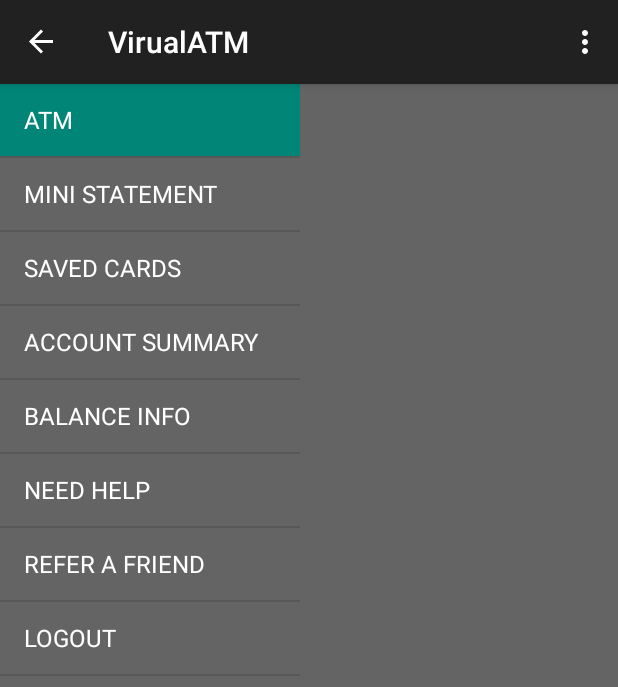
After one commit to AbhinavJain13/VirualATM, an Android app: the NavigationDrawer screen opened directly, with no data from a screen before it, on a phone screen of 412 x 824 dp. The commit adds this screen. Shown: the top 687 px of the screen. Run offline under Robolectric (Android 15) with nearby library versions, the phone set to English and light mode, and no system bars.

Commit message:
Navigation Drawer
Navigation Drawer integrated

```diff
--- a/app/src/main/AndroidManifest.xml
+++ b/app/src/main/AndroidManifest.xml
@@ -25,7 +25,10 @@
         <activity
             android:name=".LoginActivity"
             android:label="@string/title_activity_login"
-            android:theme="@style/splashScreenTheme">
+            android:theme="@style/splashScreenTheme"></activity>
+        <activity
+            android:name=".NavigationDrawer"
+            android:label="@string/title_activity_navigation_drawer">
         </activity>
     </application>
 
--- a/app/src/main/java/com/example/ramakant/virualatm/LoginActivity.java
+++ b/app/src/main/java/com/example/ramakant/virualatm/LoginActivity.java
@@ -1,6 +1,7 @@
 package com.example.ramakant.virualatm;
 
 import android.app.ProgressDialog;
+import android.content.Intent;
 import android.os.Bundle;
 import android.support.v7.app.AppCompatActivity;
 import android.support.v7.widget.AppCompatButton;
@@ -77,6 +78,8 @@ public class LoginActivity extends AppCompatActivity {
 
     public void onLoginSuccess() {
         _loginButton.setEnabled(true);
+        Intent intent = new Intent(this, NavigationDrawer.class);
+        startActivity(intent);
         //finish();
     }
 
--- /dev/null
+++ b/app/src/main/java/com/example/ramakant/virualatm/NavigationDrawer.java
@@ -0,0 +1,158 @@
+package com.example.ramakant.virualatm;
+
+import android.app.Activity;
+import android.os.Bundle;
+import android.support.v4.app.Fragment;
+import android.support.v4.app.FragmentManager;
+import android.support.v4.widget.DrawerLayout;
+import android.support.v7.app.ActionBar;
+import android.support.v7.app.AppCompatActivity;
+import android.view.LayoutInflater;
+import android.view.Menu;
+import android.view.MenuItem;
+import android.view.View;
+import android.view.ViewGroup;
+
+public class NavigationDrawer extends AppCompatActivity
+        implements NavigationDrawerFragment.NavigationDrawerCallbacks {
+
+    /**
+     * Fragment managing the behaviors, interactions and presentation of the navigation drawer.
+     */
+    private NavigationDrawerFragment mNavigationDrawerFragment;
+
+    /**
+     * Used to store the last screen title. For use in {@link #restoreActionBar()}.
+     */
+    private CharSequence mTitle;
+
+    @Override
+    protected void onCreate(Bundle savedInstanceState) {
+        super.onCreate(savedInstanceState);
+        setContentView(R.layout.activity_navigation_drawer);
+
+        mNavigationDrawerFragment = (NavigationDrawerFragment)
+                getSupportFragmentManager().findFragmentById(R.id.navigation_drawer);
+        mTitle = getTitle();
+
+        // Set up the drawer.
+        mNavigationDrawerFragment.setUp(
+                R.id.navigation_drawer,
+                (DrawerLayout) findViewById(R.id.drawer_layout));
+    }
+
+    @Override
+    public void onNavigationDrawerItemSelected(int position) {
+        // update the main content by replacing fragments
+        FragmentManager fragmentManager = getSupportFragmentManager();
+        fragmentManager.beginTransaction()
+                .replace(R.id.container, PlaceholderFragment.newInstance(position + 1))
+                .commit();
+    }
+
+    public void onSectionAttached(int number) {
+        switch (number) {
+            case 1:
+                mTitle = getString(R.string.title_atm);
+                break;
+            case 2:
+                mTitle = getString(R.string.title_mini_statement);
+                break;
+            case 3:
+                mTitle = getString(R.string.title_saved_cards);
+                break;
+            case 4:
+                mTitle = getString(R.string.title_account_summary);
+                break;
+            case 5:
+                mTitle = getString(R.string.title_balance_info);
+                break;
+            case 6:
+                mTitle = getString(R.string.title_need_help);
+                break;
+            case 7:
+                mTitle = getString(R.string.title_refer_to_friend);
+                break;
+            case 8:
+                mTitle = getString(R.string.title_logout);
+                break;
+        }
+    }
+
+    public void restoreActionBar() {
+        ActionBar actionBar = getSupportActionBar();
+        actionBar.setNavigationMode(ActionBar.NAVIGATION_MODE_STANDARD);
+        actionBar.setDisplayShowTitleEnabled(true);
+        actionBar.setTitle(mTitle);
+    }
+
+
+    @Override
+    public boolean onCreateOptionsMenu(Menu menu) {
+        if (!mNavigationDrawerFragment.isDrawerOpen()) {
+            // Only show items in the action bar relevant to this screen
+            // if the drawer is not showing. Otherwise, let the drawer
+            // decide what to show in the action bar.
+            getMenuInflater().inflate(R.menu.navigation_drawer, menu);
+            restoreActionBar();
+            return true;
+        }
+        return super.onCreateOptionsMenu(menu);
+    }
+
+    @Override
+    public boolean onOptionsItemSelected(MenuItem item) {
+        // Handle action bar item clicks here. The action bar will
+        // automatically handle clicks on the Home/Up button, so long
+        // as you specify a parent activity in AndroidManifest.xml.
+        int id = item.getItemId();
+
+        //noinspection SimplifiableIfStatement
+        if (id == R.id.action_settings) {
+            return true;
+        }
+
+        return super.onOptionsItemSelected(item);
+    }
+
+    /**
+     * A placeholder fragment containing a simple view.
+     */
+    public static class PlaceholderFragment extends Fragment {
+        /**
+         * The fragment argument representing the section number for this
+         * fragment.
+         */
+        private static final String ARG_SECTION_NUMBER = "section_number";
+
+        public PlaceholderFragment() {
+        }
+
+        /**
+         * Returns a new instance of this fragment for the given section
+         * number.
+         */
+        public static PlaceholderFragment newInstance(int sectionNumber) {
+            PlaceholderFragment fragment = new PlaceholderFragment();
+            Bundle args = new Bundle();
+            args.putInt(ARG_SECTION_NUMBER, sectionNumber);
+            fragment.setArguments(args);
+            return fragment;
+        }
+
+        @Override
+        public View onCreateView(LayoutInflater inflater, ViewGroup container,
+                                 Bundle savedInstanceState) {
+            View rootView = inflater.inflate(R.layout.fragment_navigation_drawer, container, false);
+            return rootView;
+        }
+
+        @Override
+        public void onAttach(Activity activity) {
+            super.onAttach(activity);
+            ((NavigationDrawer) activity).onSectionAttached(
+                    getArguments().getInt(ARG_SECTION_NUMBER));
+        }
+    }
+
+}
--- /dev/null
+++ b/app/src/main/java/com/example/ramakant/virualatm/NavigationDrawerFragment.java
@@ -0,0 +1,285 @@
+package com.example.ramakant.virualatm;
+
+import android.app.Activity;
+import android.content.SharedPreferences;
+import android.content.res.Configuration;
+import android.os.Bundle;
+import android.preference.PreferenceManager;
+import android.support.v4.app.Fragment;
+import android.support.v4.view.GravityCompat;
+import android.support.v4.widget.DrawerLayout;
+import android.support.v7.app.ActionBar;
+import android.support.v7.app.ActionBarDrawerToggle;
+import android.support.v7.app.AppCompatActivity;
+import android.view.LayoutInflater;
+import android.view.Menu;
+import android.view.MenuInflater;
+import android.view.MenuItem;
+import android.view.View;
+import android.view.ViewGroup;
+import android.widget.AdapterView;
+import android.widget.ArrayAdapter;
+import android.widget.ListView;
+
+/**
+ * Fragment used for managing interactions for and presentation of a navigation drawer.
+ * See the <a href="https://developer.android.com/design/patterns/navigation-drawer.html#Interaction">
+ * design guidelines</a> for a complete explanation of the behaviors implemented here.
+ */
+public class NavigationDrawerFragment extends Fragment {
+
+    /**
+     * Remember the position of the selected item.
+     */
+    private static final String STATE_SELECTED_POSITION = "selected_navigation_drawer_position";
+
+    /**
+     * Per the design guidelines, you should show the drawer on launch until the user manually
+     * expands it. This shared preference tracks this.
+     */
+    private static final String PREF_USER_LEARNED_DRAWER = "navigation_drawer_learned";
+
+    /**
+     * A pointer to the current callbacks instance (the Activity).
+     */
+    private NavigationDrawerCallbacks mCallbacks;
+
+    /**
+     * Helper component that ties the action bar to the navigation drawer.
+     */
+    private ActionBarDrawerToggle mDrawerToggle;
+
+    private DrawerLayout mDrawerLayout;
+    private ListView mDrawerListView;
+    private View mFragmentContainerView;
+
+    private int mCurrentSelectedPosition = 0;
+    private boolean mFromSavedInstanceState;
+    private boolean mUserLearnedDrawer;
+
+    public NavigationDrawerFragment() {
+    }
+
+    @Override
+    public void onCreate(Bundle savedInstanceState) {
+        super.onCreate(savedInstanceState);
+
+        // Read in the flag indicating whether or not the user has demonstrated awareness of the
+        // drawer. See PREF_USER_LEARNED_DRAWER for details.
+        SharedPreferences sp = PreferenceManager.getDefaultSharedPreferences(getActivity());
+        mUserLearnedDrawer = sp.getBoolean(PREF_USER_LEARNED_DRAWER, false);
+
+        if (savedInstanceState != null) {
+            mCurrentSelectedPosition = savedInstanceState.getInt(STATE_SELECTED_POSITION);
+            mFromSavedInstanceState = true;
+        }
+
+        // Select either the default item (0) or the last selected item.
+        selectItem(mCurrentSelectedPosition);
+    }
+
+    @Override
+    public void onActivityCreated(Bundle savedInstanceState) {
+        super.onActivityCreated(savedInstanceState);
+        // Indicate that this fragment would like to influence the set of actions in the action bar.
+        setHasOptionsMenu(true);
+    }
+
+    @Override
+    public View onCreateView(LayoutInflater inflater, ViewGroup container,
+                             Bundle savedInstanceState) {
+        mDrawerListView = (ListView) inflater.inflate(
+                R.layout.fragment_navigation_drawer, container, false);
+        mDrawerListView.setOnItemClickListener(new AdapterView.OnItemClickListener() {
+            @Override
+            public void onItemClick(AdapterView<?> parent, View view, int position, long id) {
+                selectItem(position);
+            }
+        });
+        mDrawerListView.setAdapter(new ArrayAdapter<String>(
+                getActionBar().getThemedContext(),
+                android.R.layout.simple_list_item_activated_1,
+                android.R.id.text1,
+                new String[]{
+                        getString(R.string.title_atm),
+                        getString(R.string.title_mini_statement),
+                        getString(R.string.title_saved_cards),
+                        getString(R.string.title_account_summary),
+                        getString(R.string.title_balance_info),
+                        getString(R.string.title_need_help),
+                        getString(R.string.title_refer_to_friend),
+                        getString(R.string.title_logout),
+                }));
+        mDrawerListView.setItemChecked(mCurrentSelectedPosition, true);
+        return mDrawerListView;
+    }
+
+    public boolean isDrawerOpen() {
+        return mDrawerLayout != null && mDrawerLayout.isDrawerOpen(mFragmentContainerView);
+    }
+
+    /**
+     * Users of this fragment must call this method to set up the navigation drawer interactions.
+     *
+     * @param fragmentId   The android:id of this fragment in its activity's layout.
+     * @param drawerLayout The DrawerLayout containing this fragment's UI.
+     */
+    public void setUp(int fragmentId, DrawerLayout drawerLayout) {
+        mFragmentContainerView = getActivity().findViewById(fragmentId);
+        mDrawerLayout = drawerLayout;
+
+        // set a custom shadow that overlays the main content when the drawer opens
+        mDrawerLayout.setDrawerShadow(R.drawable.drawer_shadow, GravityCompat.START);
+        // set up the drawer's list view with items and click listener
+
+        ActionBar actionBar = getActionBar();
+        actionBar.setDisplayHomeAsUpEnabled(true);
+        actionBar.setHomeButtonEnabled(true);
+
+        // ActionBarDrawerToggle ties together the the proper interactions
+        // between the navigation drawer and the action bar app icon.
+        mDrawerToggle = new ActionBarDrawerToggle(
+                getActivity(),                    /* host Activity */
+                mDrawerLayout,                    /* DrawerLayout object */
+                R.string.navigation_drawer_open,  /* "open drawer" description for accessibility */
+                R.string.navigation_drawer_close  /* "close drawer" description for accessibility */
+        ) {
+            @Override
+            public void onDrawerClosed(View drawerView) {
+                super.onDrawerClosed(drawerView);
+                if (!isAdded()) {
+                    return;
+                }
+
+                getActivity().supportInvalidateOptionsMenu(); // calls onPrepareOptionsMenu()
+            }
+
+            @Override
+            public void onDrawerOpened(View drawerView) {
+                super.onDrawerOpened(drawerView);
+                if (!isAdded()) {
+                    return;
+                }
+
+                if (!mUserLearnedDrawer) {
+                    // The user manually opened the drawer; store this flag to prevent auto-showing
+                    // the navigation drawer automatically in the future.
+                    mUserLearnedDrawer = true;
+                    SharedPreferences sp = PreferenceManager
+                            .getDefaultSharedPreferences(getActivity());
+                    sp.edit().putBoolean(PREF_USER_LEARNED_DRAWER, true).apply();
+                }
+
+                getActivity().supportInvalidateOptionsMenu(); // calls onPrepareOptionsMenu()
+            }
+        };
+
+        // If the user hasn't 'learned' about the drawer, open it to introduce them to the drawer,
+        // per the navigation drawer design guidelines.
+        if (!mUserLearnedDrawer && !mFromSavedInstanceState) {
+            mDrawerLayout.openDrawer(mFragmentContainerView);
+        }
+
+        // Defer code dependent on restoration of previous instance state.
+        mDrawerLayout.post(new Runnable() {
+            @Override
+            public void run() {
+                mDrawerToggle.syncState();
+            }
+        });
+        mDrawerLayout.setDrawerListener(mDrawerToggle);
+    }
+
+    private void selectItem(int position) {
+        mCurrentSelectedPosition = position;
+        if (mDrawerListView != null) {
+            mDrawerListView.setItemChecked(position, true);
+        }
+        if (mDrawerLayout != null) {
+            mDrawerLayout.closeDrawer(mFragmentContainerView);
+        }
+        if (mCallbacks != null) {
+            mCallbacks.onNavigationDrawerItemSelected(position);
+        }
+    }
+
+    @Override
+    public void onAttach(Activity activity) {
+        super.onAttach(activity);
+        try {
+            mCallbacks = (NavigationDrawerCallbacks) activity;
+        } catch (ClassCastException e) {
+            throw new ClassCastException("Activity must implement NavigationDrawerCallbacks.");
+        }
+    }
+
+    @Override
+    public void onDetach() {
+        super.onDetach();
+        mCallbacks = null;
+    }
+
+    @Override
+    public void onSaveInstanceState(Bundle outState) {
+        super.onSaveInstanceState(outState);
+        outState.putInt(STATE_SELECTED_POSITION, mCurrentSelectedPosition);
+    }
+
+    @Override
+    public void onConfigurationChanged(Configuration newConfig) {
+        super.onConfigurationChanged(newConfig);
+        // Forward the new configuration the drawer toggle component.
+        mDrawerToggle.onConfigurationChanged(newConfig);
+    }
+
+    @Override
+    public void onCreateOptionsMenu(Menu menu, MenuInflater inflater) {
+        // If the drawer is open, show the global app actions in the action bar. See also
+        // showGlobalContextActionBar, which controls the top-left area of the action bar.
+        if (mDrawerLayout != null && isDrawerOpen()) {
+            inflater.inflate(R.menu.global, menu);
+            showGlobalContextActionBar();
+        }
+        super.onCreateOptionsMenu(menu, inflater);
+    }
+
+    @Override
+    public boolean onOptionsItemSelected(MenuItem item) {
+        if (mDrawerToggle.onOptionsItemSelected(item)) {
+            return true;
+        }
+
+/*        if (item.getItemId() == R.id.action_example) {
+            Toast.makeText(getActivity(), "Example action.", Toast.LENGTH_SHORT).show();
+            return true;
+        }*/
+
+        return super.onOptionsItemSelected(item);
+    }
+
+    /**
+     * Per the navigation drawer design guidelines, updates the action bar to show the global app
+     * 'context', rather than just what's in the current screen.
+     */
+    private void showGlobalContextActionBar() {
+        ActionBar actionBar = getActionBar();
+        actionBar.setDisplayShowTitleEnabled(true);
+        actionBar.setNavigationMode(ActionBar.NAVIGATION_MODE_STANDARD);
+        actionBar.setTitle(R.string.app_name);
+    }
+
+    private ActionBar getActionBar() {
+        return ((AppCompatActivity) getActivity()).getSupportActionBar();
+    }
+
+    /**
+     * Callbacks interface that all activities using this fragment must implement.
+     */
+    public interface NavigationDrawerCallbacks {
+        /**
+         * Called when an item in the navigation drawer is selected.
+         */
+        void onNavigationDrawerItemSelected(int position);
+    }
+
+}
--- /dev/null
+++ b/app/src/main/res/layout/activity_navigation_drawer.xml
@@ -0,0 +1,31 @@
+<!-- A DrawerLayout is intended to be used as the top-level content view using match_parent for both width and height to consume the full space available. -->
+<android.support.v4.widget.DrawerLayout xmlns:android="http://schemas.android.com/apk/res/android"
+    xmlns:tools="http://schemas.android.com/tools"
+    android:id="@+id/drawer_layout"
+    android:layout_width="match_parent"
+    android:layout_height="match_parent"
+    tools:context="com.example.ramakant.virualatm.NavigationDrawer">
+
+    <!-- As the main content view, the view below consumes the entire
+         space available using match_parent in both dimensions. -->
+    <FrameLayout
+        android:id="@+id/container"
+        android:layout_width="match_parent"
+        android:layout_height="match_parent" />
+
+    <!-- android:layout_gravity="start" tells DrawerLayout to treat
+         this as a sliding drawer on the left side for left-to-right
+         languages and on the right side for right-to-left languages.
+         If you're not building against API 17 or higher, use
+         android:layout_gravity="left" instead. -->
+    <!-- The drawer is given a fixed width in dp and extends the full height of
+         the container. -->
+    <fragment
+        android:id="@+id/navigation_drawer"
+        class="com.example.ramakant.virualatm.NavigationDrawerFragment"
+        android:layout_width="@dimen/navigation_drawer_width"
+        android:layout_height="match_parent"
+        android:layout_gravity="start"
+        tools:layout="@layout/fragment_navigation_drawer" />
+
+</android.support.v4.widget.DrawerLayout>
--- /dev/null
+++ b/app/src/main/res/layout/fragment_navigation_drawer.xml
@@ -0,0 +1,22 @@
+<ListView xmlns:android="http://schemas.android.com/apk/res/android"
+    xmlns:tools="http://schemas.android.com/tools"
+    android:layout_width="200dp"
+    android:layout_height="match_parent"
+    android:choiceMode="singleChoice"
+    tools:context="com.example.ramakant.virualatm.NavigationDrawer$PlaceholderFragment">
+
+    <!--tools:context="com.example.ramakant.virualatm.NavigationDrawer$PlaceholderFragment"-->
+
+    <!--    <TextView android:id="@+id/section_label" android:layout_width="wrap_content"
+            android:layout_height="wrap_content" />-->
+
+    <!--    <ListView android:id="@+id/left_drawer"
+            android:layout_width="240dp"
+            android:layout_height="match_parent"
+            android:layout_gravity="start"
+            android:choiceMode="singleChoice"
+            android:divider="@android:color/transparent"
+            android:dividerHeight="0dp"
+            android:background="#111"/>-->
+
+</ListView>
--- /dev/null
+++ b/app/src/main/res/menu/global.xml
@@ -0,0 +1,8 @@
+<menu xmlns:android="http://schemas.android.com/apk/res/android"
+    xmlns:app="http://schemas.android.com/apk/res-auto">
+    <item
+        android:id="@+id/action_settings"
+        android:orderInCategory="100"
+        android:title="@string/action_settings"
+        app:showAsAction="never" />
+</menu>
--- /dev/null
+++ b/app/src/main/res/menu/navigation_drawer.xml
@@ -0,0 +1,12 @@
+<menu xmlns:android="http://schemas.android.com/apk/res/android"
+    xmlns:app="http://schemas.android.com/apk/res-auto"
+    xmlns:tools="http://schemas.android.com/tools"
+    tools:context="com.example.ramakant.virualatm.NavigationDrawer">
+    <!--    <item android:id="@+id/action_example" android:title="@string/action_example"
+            app:showAsAction="withText|ifRoom" />-->
+    <item
+        android:id="@+id/action_settings"
+        android:orderInCategory="100"
+        android:title="@string/action_settings"
+        app:showAsAction="never" />
+</menu>
--- a/app/src/main/res/values/dimens.xml
+++ b/app/src/main/res/values/dimens.xml
@@ -2,4 +2,8 @@
     <!-- Default screen margins, per the Android Design guidelines. -->
     <dimen name="activity_horizontal_margin">16dp</dimen>
     <dimen name="activity_vertical_margin">16dp</dimen>
+
+    <!-- Per the design guidelines, navigation drawers should be between 240dp and 320dp:
+         https://developer.android.com/design/patterns/navigation-drawer.html -->
+    <dimen name="navigation_drawer_width">200dp</dimen>
 </resources>
--- a/app/src/main/res/values/strings.xml
+++ b/app/src/main/res/values/strings.xml
@@ -4,4 +4,23 @@
     <string name="hello_world">Hello world!</string>
     <string name="action_settings">Settings</string>
     <string name="title_activity_login">LoginActivity</string>
+    <string name="title_activity_navigation_drawer">NavigationDrawer</string>
+
+    <string name="title_section1">Section 1</string>
+    <string name="title_section2">Section 2</string>
+    <string name="title_section3">Section 3</string>
+
+    <string name="title_atm">ATM</string>
+    <string name="title_mini_statement">MINI STATEMENT</string>
+    <string name="title_saved_cards">SAVED CARDS</string>
+    <string name="title_account_summary">ACCOUNT SUMMARY</string>
+    <string name="title_balance_info">BALANCE INFO</string>
+    <string name="title_need_help">NEED HELP</string>
+    <string name="title_refer_to_friend">REFER A FRIEND</string>
+    <string name="title_logout">LOGOUT</string>
+
+    <string name="navigation_drawer_open">Open navigation drawer</string>
+    <string name="navigation_drawer_close">Close navigation drawer</string>
+
+    <string name="action_example">Example action</string>
 </resources>
```
Also changed, not shown: app/src/main/res/drawable-hdpi/drawer_shadow.9.png (added), app/src/main/res/drawable-hdpi/ic_drawer.png (added), app/src/main/res/drawable-mdpi/drawer_shadow.9.png (added), app/src/main/res/drawable-mdpi/ic_drawer.png (added), app/src/main/res/drawable-xhdpi/drawer_shadow.9.png (added), app/src/main/res/drawable-xhdpi/ic_drawer.png (added), app/src/main/res/drawable-xxhdpi/drawer_shadow.9.png (added), app/src/main/res/drawable-xxhdpi/ic_drawer.png (added).
